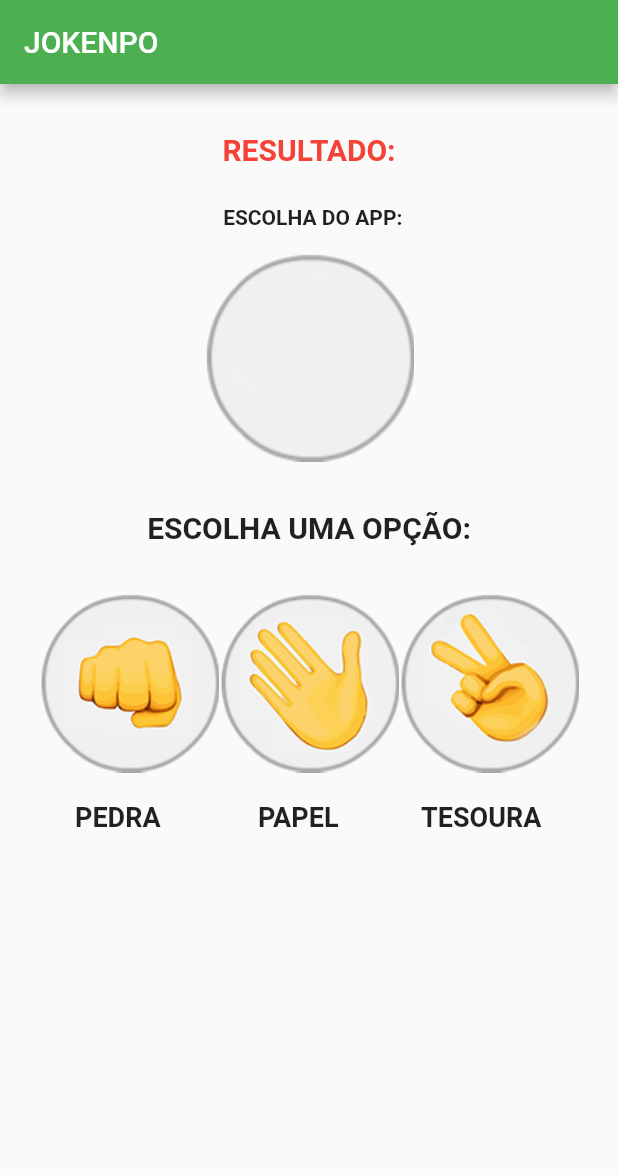
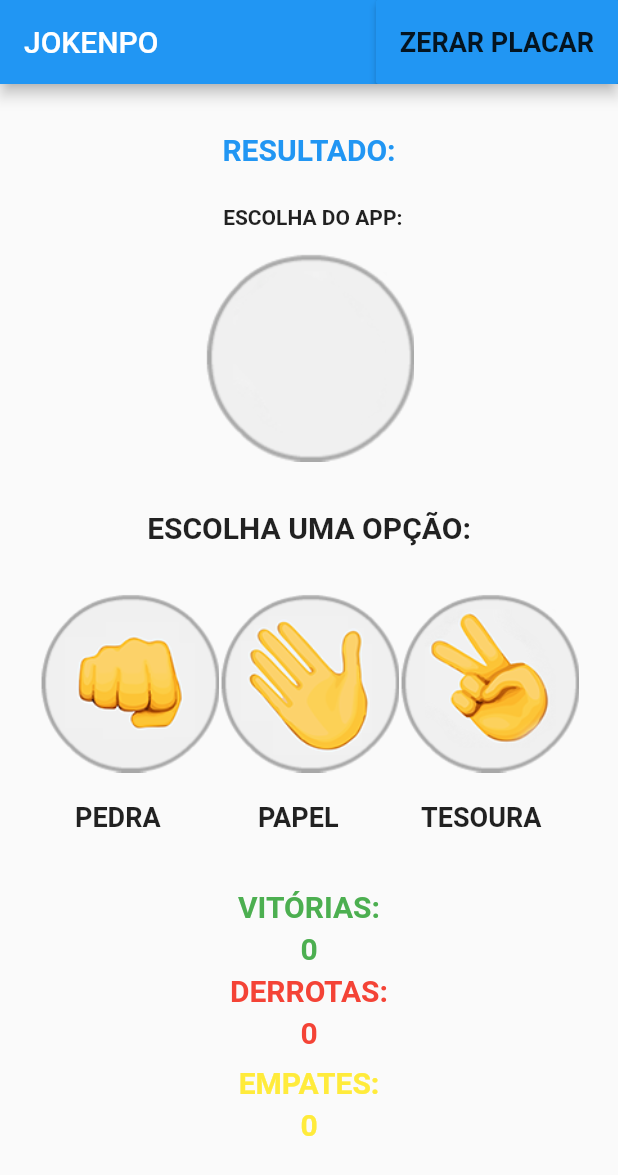
Before and after one commit to Mendix19/jokenpo, a Flutter app: the screen it shows after launch, on a phone screen of 412 x 824 dp. Shown: the top 1175 px of the screen. Run offline on Flutter 3.47's test engine with Material 2 defaults, Android fonts, the light colour scheme and no system bars.

Commit message:
Jokenpo100000%

```diff
--- a/lib/game.dart
+++ b/lib/game.dart
@@ -1,3 +1,5 @@
+// ignore_for_file: prefer_const_constructors, deprecated_member_use
+
 import 'package:flutter/material.dart';
 import 'dart:math';
 
@@ -11,6 +13,9 @@ class game extends StatefulWidget {
 class _gameState extends State<game> {
   var imageApp = AssetImage("images/padrao.png");
   var message = "RESULTADO:";
+  int wins = 0;
+  int defeats = 0;
+  int draw = 0;
 
   optionselect(String chooseuser) {
     var opcoes = ["pedra", "papel", "tesoura"];
@@ -39,15 +44,20 @@ class _gameState extends State<game> {
         chooseuser == "papel" && chooseApp == "pedra") {
       setState(() {
         message = "VOCÊ VENCEU :)";
+        wins++;
       });
     } else if (chooseApp == "pedra" && chooseuser == "tesoura" ||
         chooseApp == "tesoura" && chooseuser == "papel" ||
         chooseApp == "papel" && chooseuser == "pedra") {
       setState(() {
         message = "VOCÊ PERDEU :(";
+        defeats++;
       });
     } else {
-      message = "EMPATAMOS :|";
+      setState(() {
+        message = "EMPATAMOS :|";
+        draw++;
+      });
     }
   }
 
@@ -56,7 +66,28 @@ class _gameState extends State<game> {
     return Scaffold(
       appBar: AppBar(
         title: Text("JOKENPO"),
-        backgroundColor: Colors.green,
+        backgroundColor: Colors.blue,
+        actions: [
+          RaisedButton(
+            color: Colors.blue,
+            onPressed: () {
+              setState(() {
+                wins = 0;
+                defeats = 0;
+                draw = 0;
+                imageApp = AssetImage("images/padrao.png");
+                message = "RESULTADO:";
+              });
+            },
+            child: Text(
+              "ZERAR PLACAR",
+              style: TextStyle(
+                fontSize: 18,
+                fontWeight: FontWeight.bold,
+              ),
+            ),
+          ),
+        ],
       ),
       body: Column(
         children: <Widget>[
@@ -67,7 +98,7 @@ class _gameState extends State<game> {
               style: TextStyle(
                 fontSize: 20,
                 fontWeight: FontWeight.bold,
-                color: Colors.red,
+                color: Colors.blue,
               ),
             ),
           ),
@@ -154,6 +185,71 @@ class _gameState extends State<game> {
                 ),
               ),
             ],
+          ),
+          Column(
+            mainAxisAlignment: MainAxisAlignment.center,
+            children: <Widget>[
+              Padding(
+                padding: EdgeInsets.only(top: 18, bottom: 5),
+                child: Text(
+                  "VITÓRIAS:",
+                  style: TextStyle(
+                    color: Colors.green,
+                    fontSize: 20,
+                    fontWeight: FontWeight.bold,
+                  ),
+                ),
+              ),
+              Padding(
+                padding: EdgeInsets.only(bottom: 5),
+                child: Text(
+                  wins.toString(),
+                  style: TextStyle(
+                    fontSize: 20,
+                    fontWeight: FontWeight.bold,
+                    color: Colors.green,
+                  ),
+                ),
+              ),
+              Text(
+                "DERROTAS:",
+                style: TextStyle(
+                  color: Colors.red,
+                  fontSize: 20,
+                  fontWeight: FontWeight.bold,
+                ),
+              ),
+              Padding(
+                padding: EdgeInsets.only(top: 5),
+                child: Text(
+                  defeats.toString(),
+                  style: TextStyle(
+                    color: Colors.red,
+                    fontSize: 20,
+                    fontWeight: FontWeight.bold,
+                  ),
+                ),
+              ),
+              Padding(
+                padding: EdgeInsets.only(top: 10, bottom: 5),
+                child: Text(
+                  "EMPATES:",
+                  style: TextStyle(
+                    color: Colors.yellow,
+                    fontSize: 20,
+                    fontWeight: FontWeight.bold,
+                  ),
+                ),
+              ),
+              Text(
+                draw.toString(),
+                style: TextStyle(
+                  color: Colors.yellow,
+                  fontSize: 20,
+                  fontWeight: FontWeight.bold,
+                ),
+              ),
+            ],
           )
         ],
       ),
```
